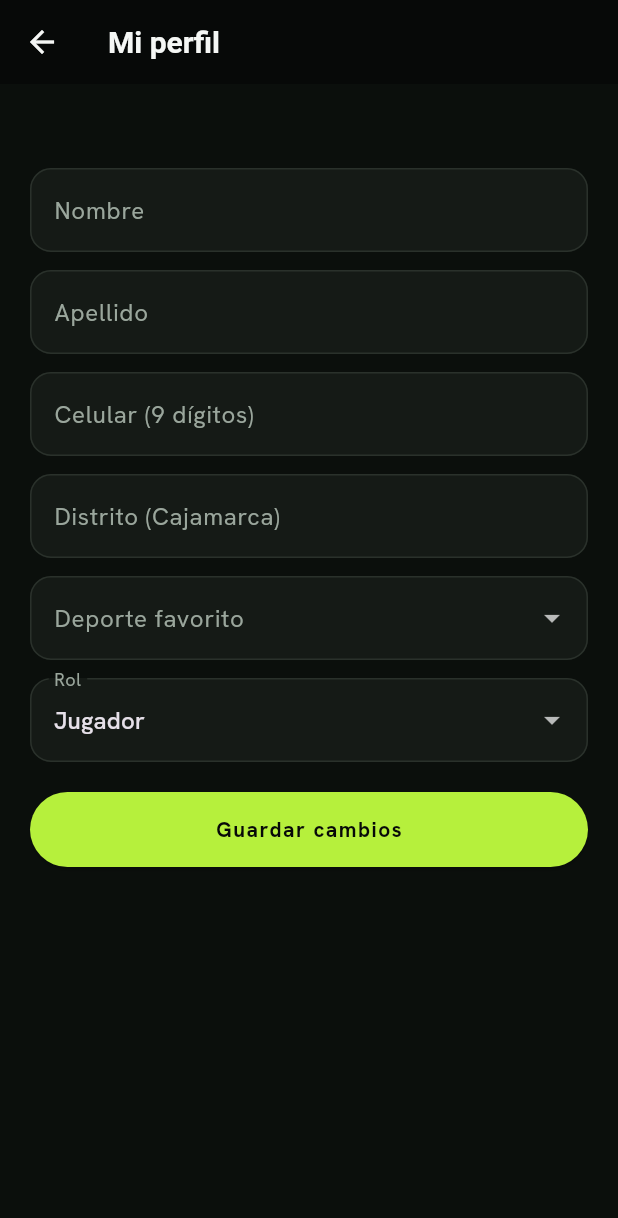
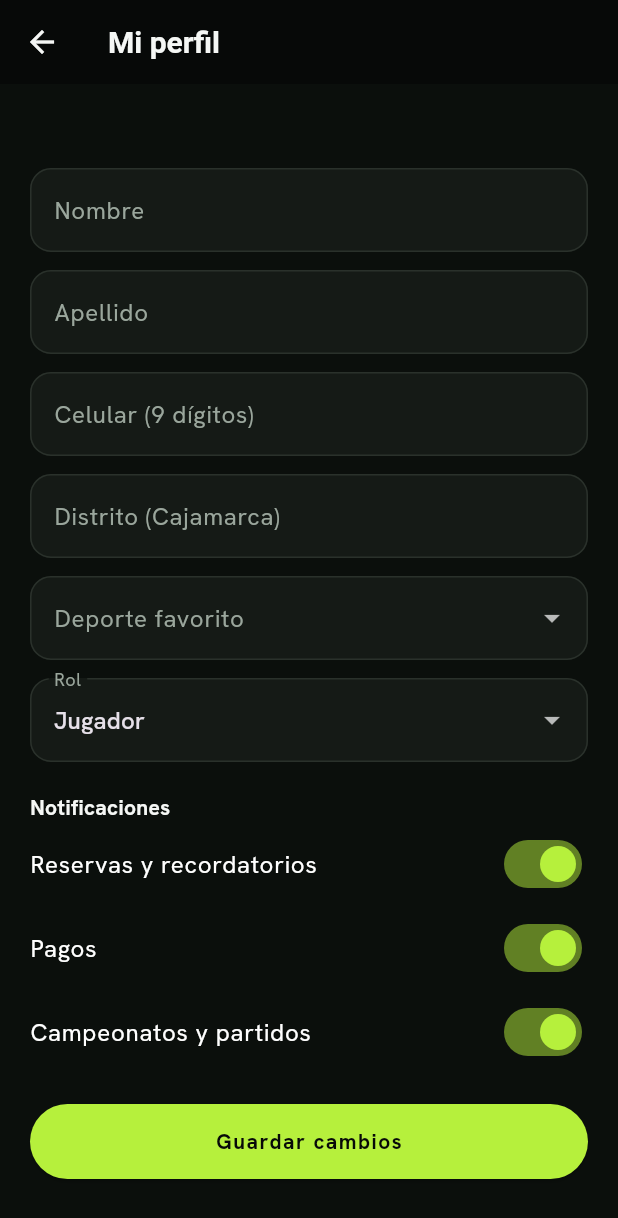
Before and after one commit to MHSS-SYSTEM/CanchaMatch, a Flutter app: the InicioScreen screen opened directly, after a tap on "Mi perfil", on a phone screen of 412 x 824 dp. Shown: the top 1218 px of the screen. Run offline on Flutter 3.47's test engine with Material 3 defaults, Android fonts, the phone set to English and light mode, and no system bars; our stand-ins replace cloud_firestore, firebase_auth, firebase_core, flutter_local_notifications, flutter_map, geolocator and 6 more; accounts and stored records are empty; Roboto replaces fonts that are missing (Anybody).

Commit message:
feat(hu-22): el usuario desactiva categorias de notificacion desde su perfil

```diff
--- a/lib/screens/perfil_screen.dart
+++ b/lib/screens/perfil_screen.dart
@@ -4,6 +4,7 @@ import '../models/usuario.dart';
 import '../services/auth_service.dart';
 import '../services/canchas_admin_service.dart';
 import '../services/firestore_service.dart';
+import '../services/notificacion_service.dart';
 import '../theme/app_theme.dart';
 import '../utils/constantes.dart';
 import '../utils/validaciones.dart';
@@ -13,6 +14,7 @@ import '../utils/validaciones.dart';
 // Al abrirse, carga los datos actuales del usuario desde Firestore
 // (obtenerPerfil) y los muestra en un formulario. Al presionar "Guardar
 // cambios", actualiza el documento en Firestore (actualizarPerfil).
+// Tambien permite desactivar categorias de notificaciones (HU-22).
 class PerfilScreen extends StatefulWidget {
   const PerfilScreen({super.key});
 
@@ -46,6 +48,10 @@ class _PerfilScreenState extends State<PerfilScreen> {
   // ejemplo, si el documento nunca se creo). Sin esto, la pantalla se
   // quedaria mostrando el circulo de carga para siempre sin explicar nada.
   String? _errorCarga;
+
+  // HU-22: categorias de notificacion activas (reservas, pagos y
+  // campeonatos). Se cargan del celular junto con el perfil.
+  Map<String, bool> _notificaciones = {};
 
   @override
   void initState() {
@@ -92,8 +98,12 @@ class _PerfilScreenState extends State<PerfilScreen> {
       return;
     }
 
+    final notificaciones = await NotificacionService().preferencias(usuario.uid);
+    if (!mounted) return;
+
     setState(() {
       _usuario = usuario;
+      _notificaciones = notificaciones;
       _nombreCtrl.text = usuario.nombre;
       _apellidoCtrl.text = usuario.apellido;
       _telefonoCtrl.text = usuario.telefono;
@@ -166,6 +176,15 @@ class _PerfilScreenState extends State<PerfilScreen> {
     } finally {
       if (mounted) setState(() => _guardando = false);
     }
+  }
+
+  // HU-22: activa o desactiva una categoria de notificaciones. Se guarda
+  // al instante, sin necesidad de pulsar "Guardar cambios".
+  Future<void> _cambiarNotificacion(String categoria, bool activa) async {
+    final usuario = _usuario;
+    if (usuario == null) return;
+    setState(() => _notificaciones[categoria] = activa);
+    await NotificacionService().cambiarPreferencia(usuario.uid, categoria, activa);
   }
 
   @override
@@ -267,6 +286,20 @@ class _PerfilScreenState extends State<PerfilScreen> {
                         ),
                     ],
                     const SizedBox(height: 20),
+                    // HU-22: el usuario elige que notificaciones recibir.
+                    const Text(
+                      'Notificaciones',
+                      style: TextStyle(fontWeight: FontWeight.bold),
+                    ),
+                    for (final categoria in NotificacionService.categorias.keys)
+                      SwitchListTile(
+                        contentPadding: EdgeInsets.zero,
+                        title: Text(NotificacionService.categorias[categoria]!),
+                        value: _notificaciones[categoria] ?? true,
+                        activeColor: AppColors.verdeLima,
+                        onChanged: (valor) => _cambiarNotificacion(categoria, valor),
+                      ),
+                    const SizedBox(height: 20),
                     if (_mensaje != null)
                       Padding(
                         padding: const EdgeInsets.only(bottom: 12),
--- a/lib/services/notificacion_service.dart
+++ b/lib/services/notificacion_service.dart
@@ -1,6 +1,7 @@
 import 'dart:async';
 import 'package:cloud_firestore/cloud_firestore.dart';
 import 'package:flutter_local_notifications/flutter_local_notifications.dart';
+import 'package:shared_preferences/shared_preferences.dart';
 import 'package:timezone/data/latest_all.dart' as tz;
 import 'package:timezone/timezone.dart' as tz;
 import '../models/campeonato.dart';
@@ -21,6 +22,10 @@ import '../utils/formato.dart';
 //  - resultados del campeonato para los equipos inscritos,
 //  - al organizador, cuando llega un pago nuevo por revisar.
 //
+// El usuario puede desactivar cada categoria (reservas, pagos o
+// campeonatos) desde su perfil. La eleccion se guarda en el celular con
+// SharedPreferences, por cada usuario, igual que el bloqueo de HU-02.
+//
 // Como el proyecto usa el plan gratuito de Firebase (sin servidor ni
 // Cloud Functions), las notificaciones las genera la propia app al
 // escuchar los cambios de Firestore en tiempo real.
@@ -30,6 +35,23 @@ class NotificacionService {
   factory NotificacionService() => _instancia;
 
   NotificacionService._interno();
+
+  // Categorias de notificacion que se pueden desactivar desde el perfil.
+  static const categoriaReservas = 'reservas';
+  static const categoriaPagos = 'pagos';
+  static const categoriaCampeonatos = 'campeonatos';
+
+  // Nombre que se muestra en el perfil para cada categoria.
+  static const categorias = {
+    categoriaReservas: 'Reservas y recordatorios',
+    categoriaPagos: 'Pagos',
+    categoriaCampeonatos: 'Campeonatos y partidos',
+  };
+
+  // Categorias activas del usuario que inicio sesion. Si una no aparece,
+  // se toma como activa.
+  final Map<String, bool> _activas = {};
+  Usuario? _usuarioActivo;
 
   final _plugin = FlutterLocalNotificationsPlugin();
   final FirebaseFirestore _db = FirebaseFirestore.instance;
@@ -67,10 +89,37 @@ class NotificacionService {
     );
   }
 
+  static String _clavePreferencia(String uid, String categoria) => 'notificaciones_${uid}_$categoria';
+
+  // preferencias: lee del celular que categorias tiene activas el usuario.
+  // Por defecto todas estan activas.
+  Future<Map<String, bool>> preferencias(String uid) async {
+    final prefs = await SharedPreferences.getInstance();
+    return {
+      for (final categoria in categorias.keys) categoria: prefs.getBool(_clavePreferencia(uid, categoria)) ?? true,
+    };
+  }
+
+  // cambiarPreferencia: guarda la eleccion del perfil. Si el usuario ya
+  // tiene las escuchas activas, se vuelven a activar para que deje de
+  // recibir (o vuelva a recibir) esa categoria, incluidos los recordatorios.
+  Future<void> cambiarPreferencia(String uid, String categoria, bool activa) async {
+    final prefs = await SharedPreferences.getInstance();
+    await prefs.setBool(_clavePreferencia(uid, categoria), activa);
+    final usuario = _usuarioActivo;
+    if (usuario != null && usuario.uid == uid) {
+      _claveActiva = null;
+      await activar(usuario);
+    }
+  }
+
+  bool _permitida(String categoria) => _activas[categoria] ?? true;
+
   // Id numerico estable a partir de un texto (el plugin pide un int).
   static int _id(String clave) => clave.hashCode & 0x7fffffff;
 
-  Future<void> mostrar(String titulo, String texto) async {
+  Future<void> mostrar(String titulo, String texto, {String categoria = categoriaReservas}) async {
+    if (!_permitida(categoria)) return;
     try {
       await _plugin.show(_id('$titulo$texto${DateTime.now()}'), titulo, texto, _detalles);
     } catch (_) {
@@ -79,8 +128,8 @@ class NotificacionService {
   }
 
   // _programar: notificacion para una fecha futura (recordatorios).
-  Future<void> _programar(int id, DateTime cuando, String titulo, String texto) async {
-    if (!cuando.isAfter(DateTime.now())) return;
+  Future<void> _programar(int id, DateTime cuando, String titulo, String texto, String categoria) async {
+    if (!_permitida(categoria) || !cuando.isAfter(DateTime.now())) return;
     try {
       await _plugin.zonedSchedule(
         id,
@@ -106,6 +155,10 @@ class NotificacionService {
     if (_claveActiva == clave) return;
     await desactivar();
     _claveActiva = clave;
+    _usuarioActivo = usuario;
+    _activas
+      ..clear()
+      ..addAll(await preferencias(usuario.uid));
 
     try {
       await _plugin
@@ -133,6 +186,7 @@ class NotificacionService {
     _recordatoriosReservas.clear();
     _recordatoriosPartidos.clear();
     _claveActiva = null;
+    _usuarioActivo = null;
     try {
       await _plugin.cancelAll();
     } catch (_) {
@@ -154,11 +208,16 @@ class NotificacionService {
         if (anterior != Pago.estadoEnRevision || pago.estado == Pago.estadoEnRevision) continue;
         final cuando = '${fechaTexto(fechaDesdeClave(pago.fecha))} ${horaTexto(pago.hora)}';
         if (pago.estado == Pago.estadoAprobado) {
-          mostrar('¡Pago aprobado!', 'Tu reserva en ${pago.canchaNombre} el $cuando quedó confirmada.');
+          mostrar(
+            '¡Pago aprobado!',
+            'Tu reserva en ${pago.canchaNombre} el $cuando quedó confirmada.',
+            categoria: categoriaPagos,
+          );
         } else if (pago.estado == Pago.estadoRechazado) {
           mostrar(
             'Pago rechazado',
             'Tu pago para ${pago.canchaNombre} el $cuando fue rechazado: ${pago.motivoRechazo ?? ''}',
+            categoria: categoriaPagos,
           );
         }
       }
@@ -185,6 +244,7 @@ class NotificacionService {
           reserva.inicio.subtract(const Duration(hours: 1)),
           'Tu reserva es en 1 hora',
           '${reserva.canchaNombre} · ${rangoHora(reserva.hora)}',
+          categoriaReservas,
         );
       }
       for (final id in _recordatoriosReservas.difference(vigentes)) {
@@ -211,6 +271,7 @@ class NotificacionService {
           mostrar(
             'Nuevo pago por revisar',
             '${pago.usuarioNombre} · ${pago.canchaNombre} · S/ ${pago.monto.toStringAsFixed(2)} (${pago.medio})',
+            categoria: categoriaPagos,
           );
         }
       }
@@ -232,7 +293,11 @@ class NotificacionService {
         final resultado = (doc.data()['ultimoResultado'] ?? '').toString();
         final anterior = ultimos[c.id];
         if (anterior != null && resultado.isNotEmpty && resultado != anterior) {
-          mostrar(c.nombre, c.campeonNombre == null ? resultado : '$resultado · ¡Campeón: ${c.campeonNombre}!');
+          mostrar(
+            c.nombre,
+            c.campeonNombre == null ? resultado : '$resultado · ¡Campeón: ${c.campeonNombre}!',
+            categoria: categoriaCampeonatos,
+          );
         }
         ultimos[c.id] = resultado;
 
@@ -263,6 +328,7 @@ class NotificacionService {
         partido.inicio.subtract(const Duration(hours: 1)),
         'Tu partido es en 1 hora',
         '${partido.localNombre} vs ${partido.visitaNombre} · ${c.canchaNombre} · ${horaTexto(partido.hora)}',
+        categoriaCampeonatos,
       );
     }
   }
```
